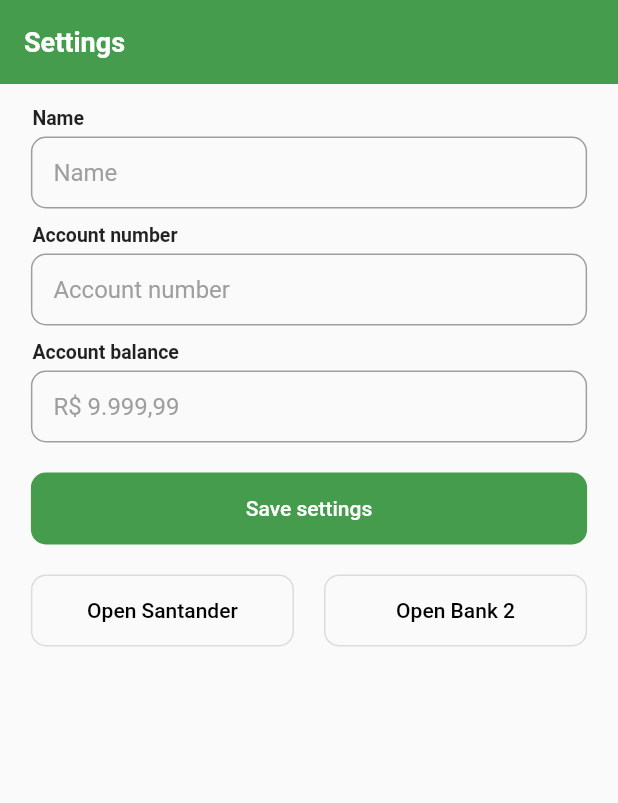
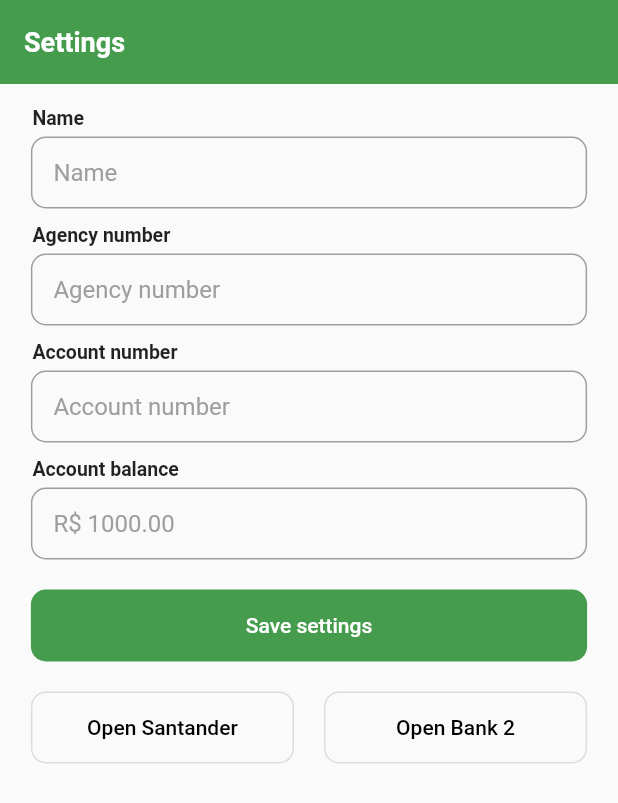
Before and after one commit to marcellocamara/InternetBanking, a Flutter app: the screen it shows after launch, on a phone screen of 412 x 824 dp. Shown: the top 803 px of the screen. Run offline on Flutter 3.47's test engine with Material 2 defaults, Android fonts, the light colour scheme and no system bars; our stand-ins replace flutter_bloc, flutter_secure_storage, flutter_svg, lottie.

Commit message:
feat: agency number

```diff
--- a/lib/app/features/banks/santander/components/santander_account_balance.ui.dart
+++ b/lib/app/features/banks/santander/components/santander_account_balance.ui.dart
@@ -81,7 +81,7 @@ class SantanderAccountBalance extends StatelessWidget {
                             ),
                             const SizedBox(height: 4),
                             Text(
-                              'Saldo + Limite: ${balance.format(state.balance + 500)}',
+                              'Saldo + Limite: ${balance.format(state.balance + 0)}',
                               style: TextStyle(
                                 fontSize: 16,
                               ),
--- a/lib/app/features/banks/santander/components/santander_account_info.ui.dart
+++ b/lib/app/features/banks/santander/components/santander_account_info.ui.dart
@@ -35,7 +35,7 @@ class SantanderAccountInfo extends StatelessWidget {
             mainAxisSize: MainAxisSize.min,
             children: [
               Text(
-                'Olá, ${state.name.isEmpty ? "Marcello" : state.name}',
+                'Olá, ${state.name.isEmpty ? "Desconhecido" : state.name}',
                 style: const TextStyle(
                   fontSize: 20,
                   color: Colors.white,
@@ -43,7 +43,7 @@ class SantanderAccountInfo extends StatelessWidget {
               ),
               const SizedBox(height: 5),
               Text(
-                'Ag ${state.accountNumber.isEmpty ? "0000" : state.accountNumber}  Cc 00000000-0',
+                'Ag ${state.agencyNumber.isEmpty ? "0000" : state.agencyNumber}  Cc ${state.accountNumber.isEmpty ? "00000000-0" : state.accountNumber}',
                 style: const TextStyle(
                   fontSize: 18,
                   color: Colors.white,
--- a/lib/app/features/settings/bloc/settings.bloc.dart
+++ b/lib/app/features/settings/bloc/settings.bloc.dart
@@ -19,6 +19,8 @@ class SettingsBloc extends Bloc<SettingsEvent, SettingsState> {
   Stream<SettingsState> mapEventToState(SettingsEvent event) async* {
     if (event is NameChanged) {
       yield state.copyWith(name: event.name);
+    } else if (event is AgencyNumberChanged) {
+      yield state.copyWith(agencyNumber: event.agencyNumber);
     } else if (event is AccountNumberChanged) {
       yield state.copyWith(accountNumber: event.accountNumber);
     } else if (event is BalanceChanged) {
--- a/lib/app/features/settings/bloc/settings.event.dart
+++ b/lib/app/features/settings/bloc/settings.event.dart
@@ -6,6 +6,12 @@ class NameChanged extends SettingsEvent {
   final String name;
 
   NameChanged({this.name});
+}
+
+class AgencyNumberChanged extends SettingsEvent {
+  final String agencyNumber;
+
+  AgencyNumberChanged({this.agencyNumber});
 }
 
 class AccountNumberChanged extends SettingsEvent {
--- a/lib/app/features/settings/bloc/settings.state.dart
+++ b/lib/app/features/settings/bloc/settings.state.dart
@@ -1,12 +1,13 @@
 /// Created by marcellocamara@id.uff.br on 03/06/2021.
 
 class SettingsState {
-  final String name, accountNumber;
+  final String name, agencyNumber, accountNumber;
   final double balance;
   final bool isCurrentLoading;
 
   SettingsState({
     this.name = '',
+    this.agencyNumber = '',
     this.accountNumber = '',
     this.balance = 0,
     this.isCurrentLoading = false,
@@ -14,12 +15,14 @@ class SettingsState {
 
   SettingsState copyWith({
     String name,
+    String agencyNumber,
     String accountNumber,
     double balance,
     bool isCurrentLoading,
   }) {
     return SettingsState(
       name: name ?? this.name,
+      agencyNumber: agencyNumber ?? this.agencyNumber,
       accountNumber: accountNumber ?? this.accountNumber,
       balance: balance ?? this.balance,
       isCurrentLoading: isCurrentLoading ?? this.isCurrentLoading,
--- a/lib/app/features/settings/settings.page.dart
+++ b/lib/app/features/settings/settings.page.dart
@@ -1,4 +1,5 @@
 import 'package:flutter/material.dart';
+import 'package:flutter/services.dart';
 import 'package:flutter_bloc/flutter_bloc.dart';
 
 import '../../app.routes.dart';
@@ -47,10 +48,27 @@ class SettingsPage extends StatelessWidget {
                   const SizedBox(height: 10),
                   CustomTextFormFieldWidget(
                     enabled: !state.isCurrentLoading,
+                    initialValue: state.agencyNumber,
+                    hintText: 'Agency number',
+                    labelText: 'Agency number',
+                    keyboardType: TextInputType.number,
+                    inputFormatters: [
+                      BlacklistingTextInputFormatter(RegExp('[\\.|\\,]')),
+                    ],
+                    onChanged: (value) => context.read<SettingsBloc>().add(
+                          AgencyNumberChanged(agencyNumber: value),
+                        ),
+                  ),
+                  const SizedBox(height: 10),
+                  CustomTextFormFieldWidget(
+                    enabled: !state.isCurrentLoading,
                     initialValue: state.accountNumber,
                     hintText: 'Account number',
                     labelText: 'Account number',
-                    keyboardType: TextInputType.numberWithOptions(),
+                    keyboardType: TextInputType.number,
+                    inputFormatters: [
+                      BlacklistingTextInputFormatter(RegExp('[\\.\\,\\ ]')),
+                    ],
                     onChanged: (value) => context.read<SettingsBloc>().add(
                           AccountNumberChanged(accountNumber: value),
                         ),
@@ -60,9 +78,12 @@ class SettingsPage extends StatelessWidget {
                     enabled: !state.isCurrentLoading,
                     initialValue:
                         state.balance == 0 ? '' : state.balance.toString(),
-                    hintText: 'R\$ 9.999,99',
+                    hintText: 'R\$ 1000.00',
                     labelText: 'Account balance',
                     keyboardType: TextInputType.number,
+                    inputFormatters: [
+                      BlacklistingTextInputFormatter(RegExp('[\\-\\,\\ ]')),
+                    ],
                     onChanged: (value) => context.read<SettingsBloc>().add(
                           BalanceChanged(balance: value),
                         ),
--- a/lib/app/shared/widgets/custom_text_form_field.ui.dart
+++ b/lib/app/shared/widgets/custom_text_form_field.ui.dart
@@ -10,6 +10,7 @@ class CustomTextFormFieldWidget extends StatelessWidget {
   final hintText;
   final initialValue;
   final suffixIcon;
+  final inputFormatters;
 
   CustomTextFormFieldWidget({
     @required this.enabled,
@@ -19,6 +20,7 @@ class CustomTextFormFieldWidget extends StatelessWidget {
     @required this.hintText,
     this.initialValue,
     this.suffixIcon,
+    this.inputFormatters,
   })  : assert(enabled != null),
         assert(onChanged != null),
         assert(keyboardType != null),
@@ -50,6 +52,7 @@ class CustomTextFormFieldWidget extends StatelessWidget {
           onChanged: onChanged,
           keyboardType: keyboardType,
           initialValue: initialValue,
+          inputFormatters: inputFormatters,
           textInputAction: TextInputAction.next,
           cursorColor: Theme.of(context).primaryColor,
           decoration: InputDecoration(
```
